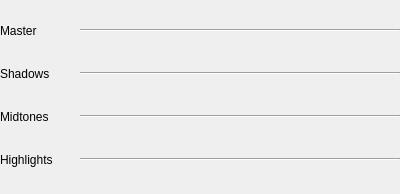
ttddee/Cascade, file src/colorpropertiesentity.ui: the form before one commit.
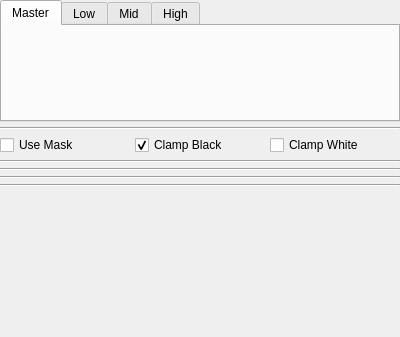
The form after the commit.

The edit to the form file:
```diff
--- a/src/colorpropertiesentity.ui
+++ b/src/colorpropertiesentity.ui
@@ -7,7 +7,7 @@
     <x>0</x>
     <y>0</y>
     <width>400</width>
-    <height>194</height>
+    <height>337</height>
    </rect>
   </property>
   <property name="windowTitle">
@@ -29,101 +29,200 @@
    <property name="bottomMargin">
     <number>0</number>
    </property>
+   <item>
+    <widget class="QTabWidget" name="tabWidget">
+     <property name="minimumSize">
+      <size>
+       <width>0</width>
+       <height>0</height>
+      </size>
+     </property>
+     <property name="maximumSize">
+      <size>
+       <width>16777215</width>
+       <height>170</height>
+      </size>
+     </property>
+     <property name="currentIndex">
+      <number>0</number>
+     </property>
+     <widget class="QWidget" name="master">
+      <property name="maximumSize">
+       <size>
+        <width>16777215</width>
+        <height>16777215</height>
+       </size>
+      </property>
+      <attribute name="title">
+       <string>Master</string>
+      </attribute>
+      <layout class="QVBoxLayout" name="masterLayout">
+       <property name="spacing">
+        <number>0</number>
+       </property>
+       <property name="leftMargin">
+        <number>0</number>
+       </property>
+       <property name="topMargin">
+        <number>5</number>
+       </property>
+       <property name="rightMargin">
+        <number>0</number>
+       </property>
+       <property name="bottomMargin">
+        <number>2</number>
+       </property>
+      </layout>
+     </widget>
+     <widget class="QWidget" name="shadows">
+      <property name="minimumSize">
+       <size>
+        <width>0</width>
+        <height>0</height>
+       </size>
+      </property>
+      <attribute name="title">
+       <string>Low</string>
+      </attribute>
+      <layout class="QVBoxLayout" name="shadowsLayout">
+       <property name="spacing">
+        <number>0</number>
+       </property>
+       <property name="leftMargin">
+        <number>0</number>
+       </property>
+       <property name="topMargin">
+        <number>5</number>
+       </property>
+       <property name="rightMargin">
+        <number>0</number>
+       </property>
+       <property name="bottomMargin">
+        <number>2</number>
+       </property>
+      </layout>
+     </widget>
+     <widget class="QWidget" name="midtones">
+      <attribute name="title">
+       <string>Mid</string>
+      </attribute>
+      <layout class="QVBoxLayout" name="midtonesLayout">
+       <property name="spacing">
+        <number>0</number>
+       </property>
+       <property name="leftMargin">
+        <number>0</number>
+       </property>
+       <property name="topMargin">
+        <number>5</number>
+       </property>
+       <property name="rightMargin">
+        <number>0</number>
+       </property>
+       <property name="bottomMargin">
+        <number>2</number>
+       </property>
+      </layout>
+     </widget>
+     <widget class="QWidget" name="highlights">
+      <attribute name="title">
+       <string>High</string>
+      </attribute>
+      <layout class="QVBoxLayout" name="highlightsLayout">
+       <property name="spacing">
+        <number>0</number>
+       </property>
+       <property name="leftMargin">
+        <number>0</number>
+       </property>
+       <property name="topMargin">
+        <number>5</number>
+       </property>
+       <property name="rightMargin">
+        <number>0</number>
+       </property>
+       <property name="bottomMargin">
+        <number>2</number>
+       </property>
+      </layout>
+     </widget>
+    </widget>
+   </item>
+   <item>
+    <widget class="Line" name="line">
+     <property name="orientation">
+      <enum>Qt::Horizontal</enum>
+     </property>
+    </widget>
+   </item>
    <item>
     <layout class="QHBoxLayout" name="horizontalLayout">
      <item>
-      <widget class="QLabel" name="label">
-       <property name="maximumSize">
-        <size>
-         <width>75</width>
-         <height>16777215</height>
-        </size>
-       </property>
+      <widget class="QCheckBox" name="maskCheckBox">
        <property name="text">
-        <string>Master</string>
+        <string>Use Mask</string>
        </property>
       </widget>
      </item>
      <item>
-      <widget class="Line" name="line">
-       <property name="orientation">
-        <enum>Qt::Horizontal</enum>
-       </property>
-      </widget>
-     </item>
-    </layout>
-   </item>
-   <item>
-    <layout class="QHBoxLayout" name="horizontalLayout_2">
-     <item>
-      <widget class="QLabel" name="label_2">
-       <property name="maximumSize">
-        <size>
-         <width>75</width>
-         <height>16777215</height>
-        </size>
-       </property>
+      <widget class="QCheckBox" name="clampBlackCheckBox">
        <property name="text">
-        <string>Shadows</string>
+        <string>Clamp Black</string>
        </property>
-      </widget>
-     </item>
-     <item>
-      <widget class="Line" name="line_2">
-       <property name="orientation">
-        <enum>Qt::Horizontal</enum>
+       <property name="checked">
+        <bool>true</bool>
        </property>
       </widget>
      </item>
-    </layout>
-   </item>
-   <item>
-    <layout class="QHBoxLayout" name="horizontalLayout_3">
      <item>
-      <widget class="QLabel" name="label_3">
-       <property name="maximumSize">
-        <size>
-         <width>75</width>
-         <height>16777215</height>
-        </size>
-       </property>
+      <widget class="QCheckBox" name="clampWhiteCheckBox">
        <property name="text">
-        <string>Midtones</string>
+        <string>Clamp White</string>
        </property>
       </widget>
      </item>
-     <item>
-      <widget class="Line" name="line_3">
-       <property name="orientation">
-        <enum>Qt::Horizontal</enum>
-       </property>
-      </widget>
-     </item>
     </layout>
    </item>
    <item>
-    <layout class="QHBoxLayout" name="horizontalLayout_4">
-     <item>
-      <widget class="QLabel" name="label_4">
-       <property name="maximumSize">
-        <size>
-         <width>75</width>
-         <height>16777215</height>
-        </size>
-       </property>
-       <property name="text">
-        <string>Highlights</string>
-       </property>
-      </widget>
-     </item>
-     <item>
-      <widget class="Line" name="line_4">
-       <property name="orientation">
-        <enum>Qt::Horizontal</enum>
-       </property>
-      </widget>
-     </item>
-    </layout>
+    <widget class="Line" name="line_2">
+     <property name="orientation">
+      <enum>Qt::Horizontal</enum>
+     </property>
+    </widget>
+   </item>
+   <item>
+    <widget class="Line" name="line_5">
+     <property name="orientation">
+      <enum>Qt::Horizontal</enum>
+     </property>
+    </widget>
+   </item>
+   <item>
+    <widget class="Line" name="line_3">
+     <property name="orientation">
+      <enum>Qt::Horizontal</enum>
+     </property>
+    </widget>
+   </item>
+   <item>
+    <widget class="Line" name="line_4">
+     <property name="orientation">
+      <enum>Qt::Horizontal</enum>
+     </property>
+    </widget>
+   </item>
+   <item>
+    <spacer name="verticalSpacer">
+     <property name="orientation">
+      <enum>Qt::Vertical</enum>
+     </property>
+     <property name="sizeHint" stdset="0">
+      <size>
+       <width>20</width>
+       <height>150</height>
+      </size>
+     </property>
+    </spacer>
    </item>
   </layout>
  </widget>
```
